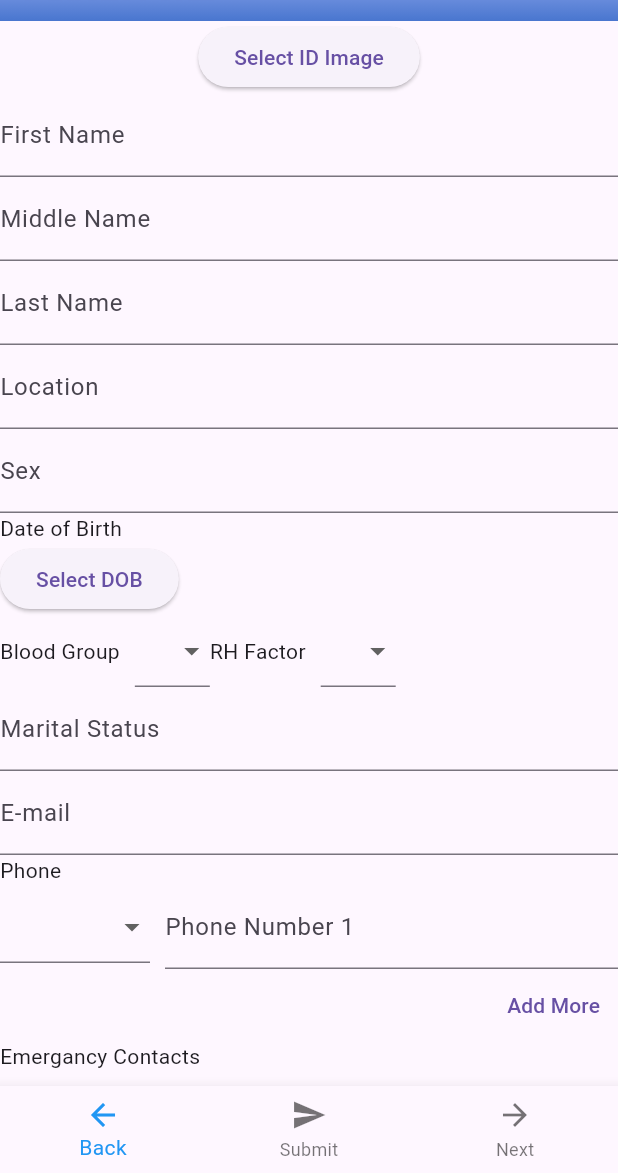
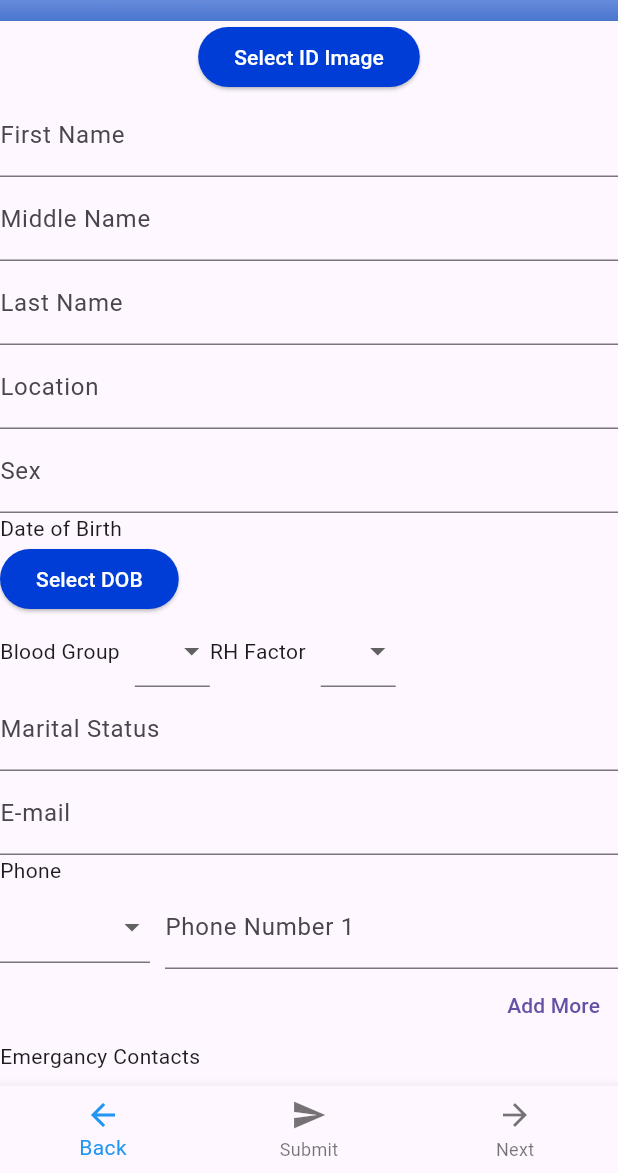
Before and after one commit to jorkd21/MediPal, a Flutter app: the PatientForm screen opened by its route, on a phone screen of 412 x 824 dp, the part 63-1236 px from its top. Run offline on Flutter 3.47's test engine with Material 3 defaults, Android fonts, the phone set to English and light mode, and no system bars; our stand-ins replace dropdown_search, firebase_auth, firebase_core, firebase_database, firebase_storage, image_picker and 2 more; missing offline and left inert: firebase_ui_auth; accounts and stored records are empty; generated files the repository leaves out were written again.

Commit message:
Changing some colors

```diff
--- a/lib/forms/files.dart
+++ b/lib/forms/files.dart
@@ -127,8 +127,15 @@ class FileFormState extends State<FileForm> {
                                 ),
                               ),
                               ElevatedButton(
+                                style: ElevatedButton.styleFrom(
+                                  backgroundColor: Color(0xFF003CD6),
+                                ),
                                 onPressed: () => _selectFile(file),
-                                child: const Text('Select Image'),
+                                child: const Text('Select Image',
+                                  style: TextStyle(
+                                    color: Colors.white,
+                                  ),
+                                ),
                               ),
                             ],
                           ),
--- a/lib/forms/general_info.dart
+++ b/lib/forms/general_info.dart
@@ -71,6 +71,9 @@ class GeneralInfoFormState extends State<GeneralInfoForm> {
                     Image.network(_idImage.url!, height: 200, width: 200),
                   Center(
                     child: ElevatedButton(
+                      style: ElevatedButton.styleFrom(
+                        backgroundColor: Color(0xFF003CD6),
+                      ),
                       onPressed: () async {
                         final image = await ImagePicker()
                             .pickImage(source: ImageSource.gallery);
@@ -84,7 +87,12 @@ class GeneralInfoFormState extends State<GeneralInfoForm> {
                           });
                         }
                       },
-                      child: const Text('Select ID Image'),
+                      child: const Text(
+                        'Select ID Image',
+                        style: TextStyle(
+                          color: Colors.white,
+                        ),
+                      ),
                     ),
                   ),
                 ],
@@ -136,6 +144,9 @@ class GeneralInfoFormState extends State<GeneralInfoForm> {
               ),
               const Text('Date of Birth'),
               ElevatedButton(
+                style: ElevatedButton.styleFrom(
+                  backgroundColor: Color(0xFF003CD6),
+                ),
                 onPressed: () async {
                   final DateTime? pickedDate = await showDatePicker(
                     context: context,
@@ -153,6 +164,9 @@ class GeneralInfoFormState extends State<GeneralInfoForm> {
                   widget.patient.dob != null
                       ? 'DOB: ${widget.patient.dob!.year}-${widget.patient.dob!.month}-${widget.patient.dob!.day}'
                       : 'Select DOB',
+                      style: TextStyle(
+                        color: Colors.white,
+                      ),
                 ),
               ),
               Row(
```
